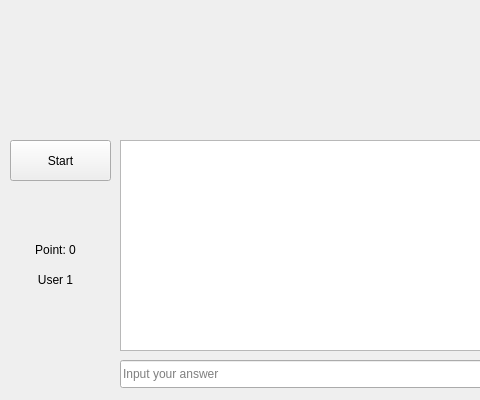
This is DuoiHinhBatChu_Frontend/room.ui in evmosss/Qt-DuoiHinhBatChu as Qt 5 draws it before an edit; both pictures show x 0 to 480 and y 200 to 600 of the 800 by 600 pixel window. The edited form follows.
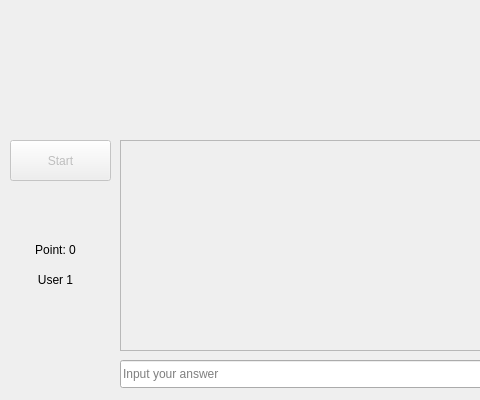
This is the edited form. Icons and pictures are not drawn.

```diff
--- a/DuoiHinhBatChu_Frontend/room.ui
+++ b/DuoiHinhBatChu_Frontend/room.ui
@@ -114,6 +114,9 @@
      </property>
     </widget>
     <widget class="QTextEdit" name="chatView">
+     <property name="enabled">
+      <bool>false</bool>
+     </property>
      <property name="geometry">
       <rect>
        <x>120</x>
@@ -296,6 +299,9 @@
      </property>
     </widget>
     <widget class="QPushButton" name="startButton">
+     <property name="enabled">
+      <bool>false</bool>
+     </property>
      <property name="geometry">
       <rect>
        <x>10</x>
```
